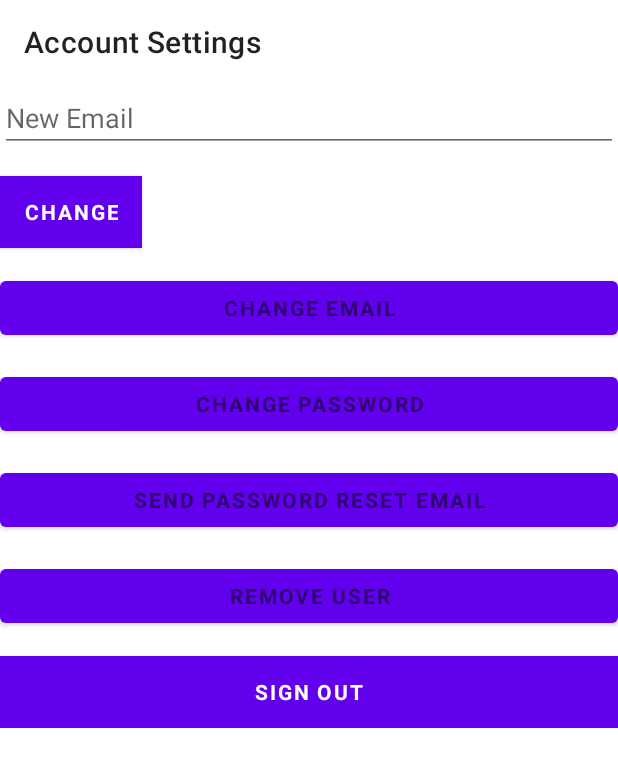
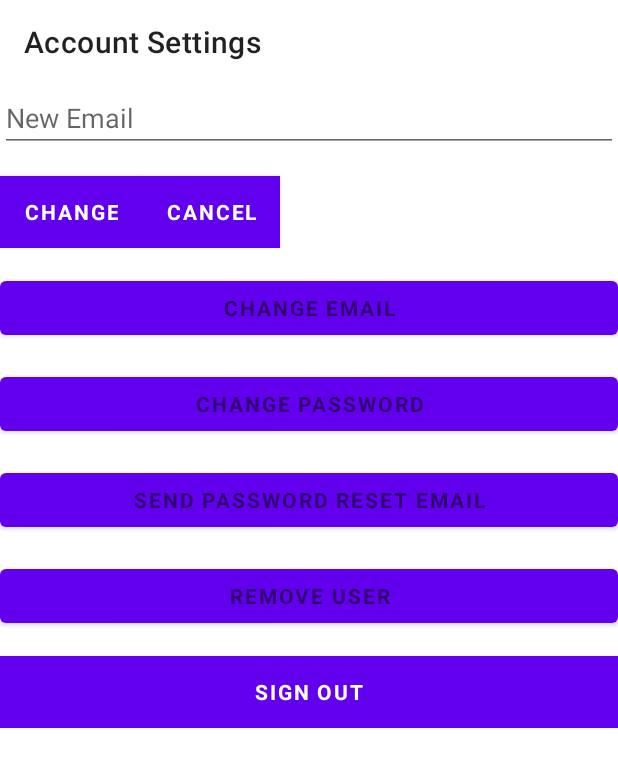
Before and after one commit to pdthieu/weather-2-go, an Android app: the AccountActivity screen opened directly, with no data from a screen before it, after a tap on "CHANGE EMAIL", on a phone screen of 412 x 824 dp. Shown: the top 767 px of the screen. Run offline under Robolectric (Android 15) with nearby library versions, the phone set to English and light mode, and no system bars; our stand-ins replace Firebase (no records; nobody signed in at launch, a user with empty details on screens opened directly); network calls fail.

Commit message:
some edit on account settings

```diff
--- a/app/src/main/res/layout/activity_account.xml
+++ b/app/src/main/res/layout/activity_account.xml
@@ -56,6 +56,11 @@
             android:maxLines="1"
             android:singleLine="true" />
 
+        <LinearLayout
+            android:layout_width="match_parent"
+            android:layout_height="wrap_content"
+            android:orientation="horizontal">
+
             <Button
                 android:id="@+id/changeEmail"
                 style="?android:textAppearanceSmall"
@@ -88,6 +93,19 @@
                 android:text="@string/btn_send"
                 android:textColor="@android:color/white"
                 android:textStyle="bold" />
+
+            <Button
+                android:id="@+id/cancel"
+                style="?android:textAppearanceSmall"
+                android:layout_width="wrap_content"
+                android:layout_height="wrap_content"
+                android:layout_marginTop="16dp"
+                android:background="@color/colorPrimaryDark"
+                android:text="@string/cancel"
+                android:textColor="@android:color/white"
+                android:textStyle="bold" />
+
+        </LinearLayout>
 
         <ProgressBar
             android:id="@+id/progressBar"
--- a/app/src/main/res/values/strings.xml
+++ b/app/src/main/res/values/strings.xml
@@ -35,4 +35,6 @@
     <string name="lbl_forgot_password">Forgot password?</string>
     <string name="forgot_password_msg">We just need your registered Email Id to sent you password reset instructions.</string>
     <string name="settings_name">Account Settings</string>
+    <string name="sign_out">Sign out</string>
+    <string name="cancel">Cancel</string>
 </resources>
```
Also changed, not shown: app/src/main/java/com/example/weather2go/AccountActivity.java (+27 -3 lines), app/src/main/java/com/example/weather2go/MainActivity.java (+42 -20 lines), app/src/main/res/menu/menu.xml (+10 -5 lines). Lines whose indentation alone changed are shown as unchanged.
